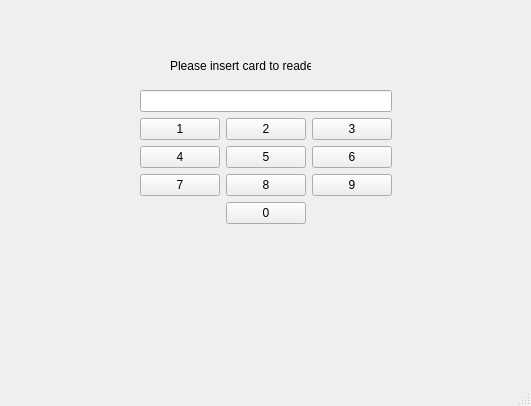
First picture: the form in bankautomat/mainwindow.ui, repository banksimul2022/group11, before the edit.
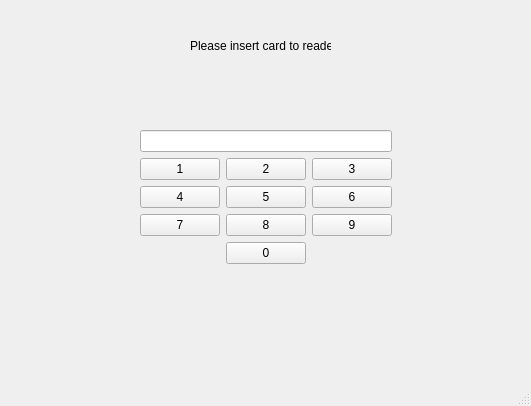
Second picture: the form after the edit.

The edit to the form file:
```diff
--- a/bankautomat/mainwindow.ui
+++ b/bankautomat/mainwindow.ui
@@ -17,8 +17,8 @@
    <widget class="QLabel" name="MessageLabel">
     <property name="geometry">
      <rect>
-      <x>170</x>
-      <y>40</y>
+      <x>190</x>
+      <y>20</y>
       <width>141</width>
       <height>51</height>
      </rect>
@@ -31,7 +31,7 @@
     <property name="geometry">
      <rect>
       <x>140</x>
-      <y>90</y>
+      <y>130</y>
       <width>254</width>
       <height>161</height>
      </rect>
```
